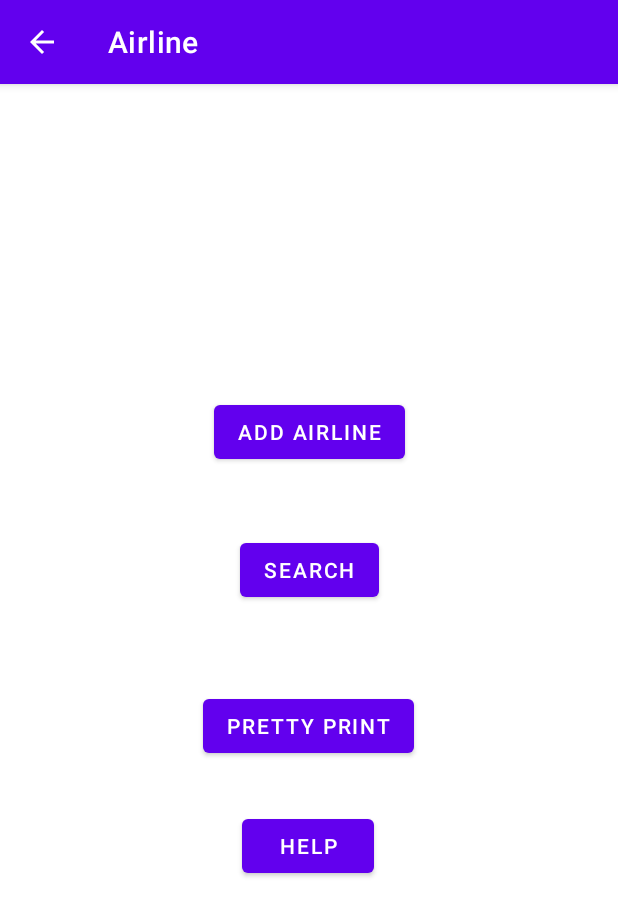
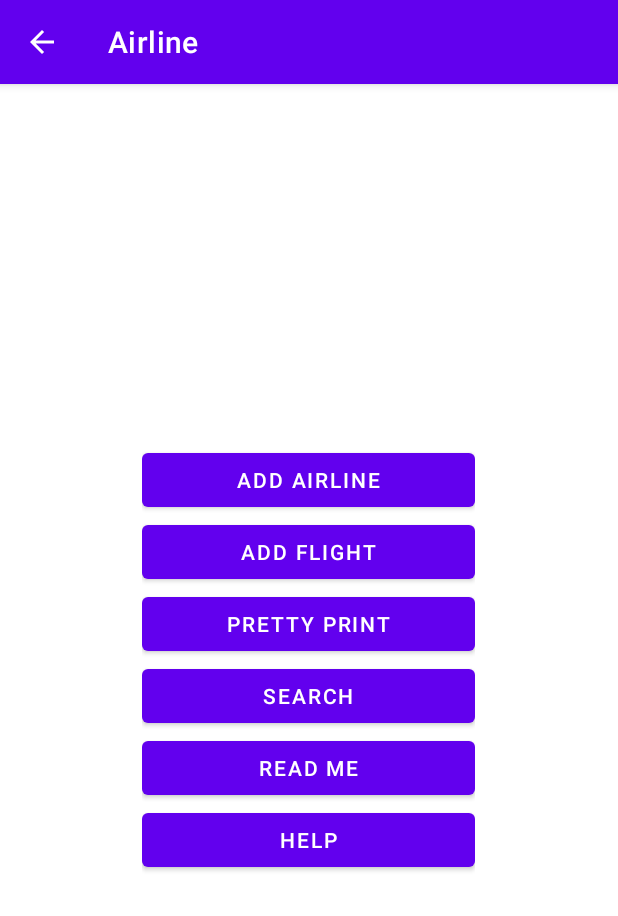
Before and after one commit to SayleeMJ/CS-510Adv-Java-sjagtap, an Android app: the MenuActivity screen opened directly, with no data from a screen before it, on a phone screen of 412 x 824 dp. Shown: the top 916 px of the screen. Run offline under Robolectric (Android 15) with nearby library versions, the phone set to English and light mode, and no system bars.

```diff
--- a/airline-android/app/src/main/AndroidManifest.xml
+++ b/airline-android/app/src/main/AndroidManifest.xml
@@ -11,6 +11,9 @@
         android:supportsRtl="true"
         android:theme="@style/Theme.Airline"
         tools:targetApi="31">
+        <activity
+            android:name=".AddAirlineActivity"
+            android:exported="false" />
         <activity
             android:name=".AddFlightActivity"
             android:exported="false" />
--- a/airline-android/app/src/main/java/edu/pdx/cs410J/sjagtap/MainActivity.java
+++ b/airline-android/app/src/main/java/edu/pdx/cs410J/sjagtap/MainActivity.java
@@ -13,7 +13,7 @@ public class MainActivity extends AppCompatActivity {
     protected void onCreate(Bundle savedInstanceState) {
         super.onCreate(savedInstanceState);
         setContentView(R.layout.activity_main);
-        final Button button = (Button) findViewById(R.id.button);
+        final Button button = (Button) findViewById(R.id.btAddFlight);
         button.setOnClickListener(new View.OnClickListener() {
 
             @Override
--- a/airline-android/app/src/main/java/edu/pdx/cs410J/sjagtap/MenuActivity.java
+++ b/airline-android/app/src/main/java/edu/pdx/cs410J/sjagtap/MenuActivity.java
@@ -10,12 +10,18 @@ public class MenuActivity extends AppCompatActivity {
     @Override
     protected void onCreate(Bundle savedInstanceState) {
         super.onCreate(savedInstanceState);
-        setContentView(R.layout.activity_second);
+        setContentView(R.layout.activity_menu);
+    }
+
+    public void addFlight(View v)
+    {
+        Intent i = new Intent(getApplicationContext(), AddFlightActivity.class);
+        startActivity(i);
     }
 
     public void addAirline(View v)
     {
-        Intent i = new Intent(getApplicationContext(), AddFlightActivity.class);
+        Intent i = new Intent(getApplicationContext(), AddAirlineActivity.class);
         startActivity(i);
     }
 
@@ -28,6 +34,7 @@ public class MenuActivity extends AppCompatActivity {
     public void prettyPrint(View v)
     {
         Intent i = new Intent(getApplicationContext(), PrettyPrintActivity.class);
+        i.putExtra("Operation", "PrintAll");
         startActivity(i);
     }
 
--- a/airline-android/app/src/main/res/layout/activity_add_flight.xml
+++ b/airline-android/app/src/main/res/layout/activity_add_flight.xml
@@ -167,7 +167,7 @@
                 android:layout_height="wrap_content"
                 android:layout_weight="1"
                 android:gravity="center"
-                android:onClick="addAirline"
+                android:onClick="AddFlightButtonHandler"
                 android:text="Add" />
         </LinearLayout>
     </LinearLayout>
--- a/airline-android/app/src/main/res/layout/activity_main.xml
+++ b/airline-android/app/src/main/res/layout/activity_main.xml
@@ -19,7 +19,7 @@
         app:layout_constraintVertical_bias="0.301" />
 
     <Button
-        android:id="@+id/button"
+        android:id="@+id/btAddFlight"
         android:layout_width="wrap_content"
         android:layout_height="wrap_content"
         android:layout_marginTop="152dp"
--- /dev/null
+++ b/airline-android/app/src/main/res/layout/activity_menu.xml
@@ -0,0 +1,101 @@
+<?xml version="1.0" encoding="utf-8"?>
+<androidx.constraintlayout.widget.ConstraintLayout xmlns:android="http://schemas.android.com/apk/res/android"
+    xmlns:app="http://schemas.android.com/apk/res-auto"
+    xmlns:tools="http://schemas.android.com/tools"
+    android:layout_width="match_parent"
+    android:layout_height="match_parent"
+    tools:context=".MainActivity">
+
+    <LinearLayout
+        android:layout_width="match_parent"
+        android:layout_height="match_parent"
+        android:gravity="center"
+        android:orientation="vertical">
+
+        <LinearLayout
+            android:layout_width="wrap_content"
+            android:layout_height="wrap_content"
+            android:orientation="horizontal">
+
+            <Button
+                android:id="@+id/btAddAirline"
+                android:layout_width="100pt"
+                android:layout_height="wrap_content"
+                android:onClick="addAirline"
+                android:text="Add Airline" />
+
+        </LinearLayout>
+
+        <LinearLayout
+            android:layout_width="wrap_content"
+            android:layout_height="wrap_content"
+            android:orientation="horizontal">
+
+            <Button
+                android:id="@+id/btAddFlight"
+                android:layout_width="100pt"
+                android:layout_height="wrap_content"
+                android:onClick="addFlight"
+                android:text="Add Flight" />
+        </LinearLayout>
+
+        <LinearLayout
+            android:layout_width="wrap_content"
+            android:layout_height="wrap_content"
+            android:orientation="horizontal">
+
+            <Button
+                android:id="@+id/btPrintPretty"
+                android:layout_width="100pt"
+                android:layout_height="wrap_content"
+                android:onClick="prettyPrint"
+                android:text="Pretty print" />
+        </LinearLayout>
+
+        <LinearLayout
+            android:layout_width="wrap_content"
+            android:layout_height="wrap_content"
+            android:orientation="horizontal">
+
+            <Button
+                android:id="@+id/btSearch"
+                android:layout_width="100pt"
+                android:layout_height="wrap_content"
+                android:onClick="searchAirline"
+                android:text="Search" />
+
+        </LinearLayout>
+
+        <LinearLayout
+            android:layout_width="wrap_content"
+            android:layout_height="wrap_content"
+            android:orientation="horizontal">
+
+            <Button
+                android:id="@+id/btReadMe"
+                android:layout_width="100pt"
+                android:layout_height="wrap_content"
+                android:onClick="readMe"
+                android:text="Read Me" />
+
+        </LinearLayout>
+
+
+        <LinearLayout
+            android:layout_width="wrap_content"
+            android:layout_height="wrap_content"
+            android:orientation="horizontal">
+
+            <Button
+                android:id="@+id/btHelp"
+                android:layout_width="100pt"
+                android:layout_height="wrap_content"
+                android:onClick="readMe"
+                android:text="Help" />
+
+        </LinearLayout>
+
+    </LinearLayout>
+
+
+</androidx.constraintlayout.widget.ConstraintLayout>
--- a/airline-android/app/src/main/res/layout/activity_second.xml
+++ /dev/null
@@ -1,58 +0,0 @@
-<?xml version="1.0" encoding="utf-8"?>
-<androidx.constraintlayout.widget.ConstraintLayout xmlns:android="http://schemas.android.com/apk/res/android"
-    xmlns:app="http://schemas.android.com/apk/res-auto"
-    xmlns:tools="http://schemas.android.com/tools"
-    android:layout_width="match_parent"
-    android:layout_height="match_parent"
-    tools:context=".MainActivity">
-
-    <Button
-        android:id="@+id/button"
-        android:layout_width="wrap_content"
-        android:layout_height="wrap_content"
-        android:layout_marginBottom="512dp"
-        android:onClick="addAirline"
-        android:text="Add Airline"
-        app:layout_constraintBottom_toBottomOf="parent"
-        app:layout_constraintEnd_toEndOf="parent"
-        app:layout_constraintStart_toStartOf="parent" />
-
-    <Button
-        android:id="@+id/button2"
-        android:layout_width="wrap_content"
-        android:layout_height="wrap_content"
-        android:layout_marginTop="44dp"
-        android:onClick="searchAirline"
-        android:text="Search"
-        app:layout_constraintEnd_toEndOf="parent"
-        app:layout_constraintStart_toStartOf="parent"
-        app:layout_constraintTop_toBottomOf="@+id/button" />
-
-    <Button
-        android:id="@+id/button3"
-        android:layout_width="wrap_content"
-        android:layout_height="wrap_content"
-        android:layout_marginTop="56dp"
-        android:onClick="prettyPrint"
-        android:text="Pretty print"
-        app:layout_constraintBottom_toBottomOf="parent"
-        app:layout_constraintEnd_toEndOf="parent"
-        app:layout_constraintHorizontal_bias="0.498"
-        app:layout_constraintStart_toStartOf="parent"
-        app:layout_constraintTop_toBottomOf="@+id/button2"
-        app:layout_constraintVertical_bias="0.0" />
-
-    <Button
-        android:id="@+id/button4"
-        android:layout_width="wrap_content"
-        android:layout_height="wrap_content"
-        android:layout_marginTop="32dp"
-        android:onClick="readMe"
-        android:text="Help"
-        app:layout_constraintEnd_toEndOf="parent"
-        app:layout_constraintHorizontal_bias="0.498"
-        app:layout_constraintStart_toStartOf="parent"
-        app:layout_constraintTop_toBottomOf="@+id/button3" />
-
-
-</androidx.constraintlayout.widget.ConstraintLayout>
```
Also changed, not shown: airline-android/app/src/main/java/edu/pdx/cs410J/sjagtap/AddAirlineActivity.java (added, +69 -0 lines), airline-android/app/src/main/java/edu/pdx/cs410J/sjagtap/AddFlightActivity.java (+8 -14 lines), airline-android/app/src/main/java/edu/pdx/cs410J/sjagtap/PrettyPrintActivity.java (+39 -3 lines), airline-android/app/src/main/res/layout/activity_add_airline.xml (added, +49 -0 lines), airline-android/app/src/main/res/layout/activity_pretty_print.xml (+21 -11 lines).
